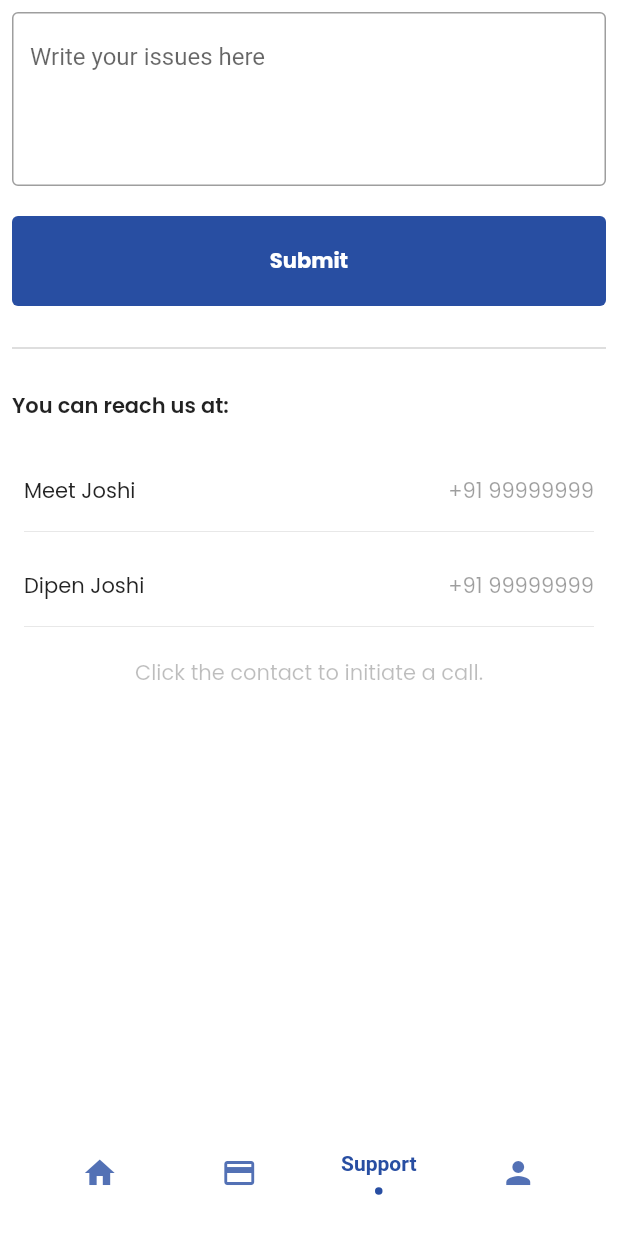
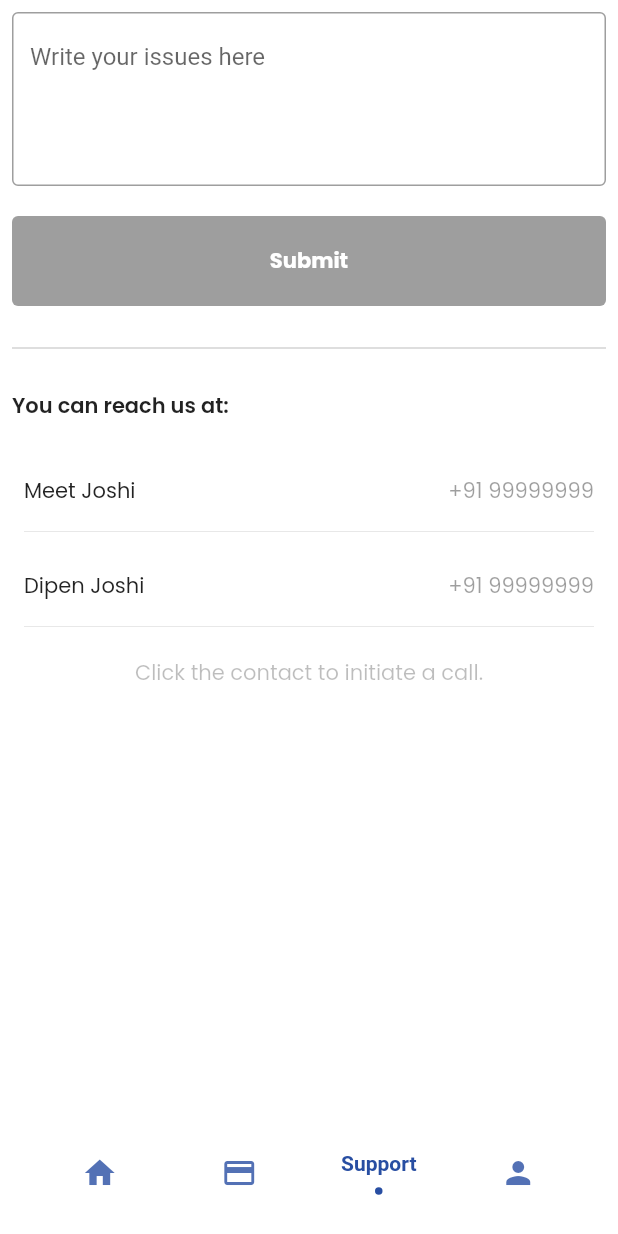
Before and after one commit to Jay51419/skynet-flutter, a Flutter app: the BottomTab screen opened directly, item 3 of the bottom bar chosen, on a phone screen of 412 x 824 dp. Run offline on Flutter 3.47's test engine with Material 2 defaults, Android fonts, the phone set to English and light mode, and no system bars; drawn by our look-alikes of flashy_tab_bar2; our stand-ins replace flutter_secure_storage, google_fonts; accounts and stored records are empty.

Commit message:
handle empty textfield state

```diff
--- a/lib/support/support_page.dart
+++ b/lib/support/support_page.dart
@@ -13,6 +13,8 @@ class SupportPage extends StatefulWidget {
 
 class _SupportPageState extends State<SupportPage>
     with AutomaticKeepAliveClientMixin<SupportPage> {
+  TextEditingController issueController = TextEditingController(text: "");
+
   @override
   Widget build(BuildContext context) {
     super.build(context);
@@ -24,10 +26,11 @@ class _SupportPageState extends State<SupportPage>
         child: Column(
           crossAxisAlignment: CrossAxisAlignment.start,
           children: [
-            const TextField(
+            TextField(
+              controller: issueController,
               keyboardType: TextInputType.multiline,
               maxLines: 4,
-              decoration: InputDecoration(
+              decoration: const InputDecoration(
                   hintText: "Write your issues here",
                   border: OutlineInputBorder(
                     borderSide: BorderSide(color: Colors.black12, width: 1),
@@ -42,9 +45,12 @@ class _SupportPageState extends State<SupportPage>
             TextButton(
               style: ButtonStyle(
                   fixedSize: MaterialStateProperty.resolveWith(
-                      (states) => Size(size.width, 60)),
+                    (states) => Size(size.width, 60),
+                  ),
                   backgroundColor: MaterialStateColor.resolveWith((states) {
-                    return primaryColor;
+                    return issueController.value.text == ""
+                        ? Colors.grey
+                        : primaryColor;
                   })),
               onPressed: () {},
               child: Text(
```
